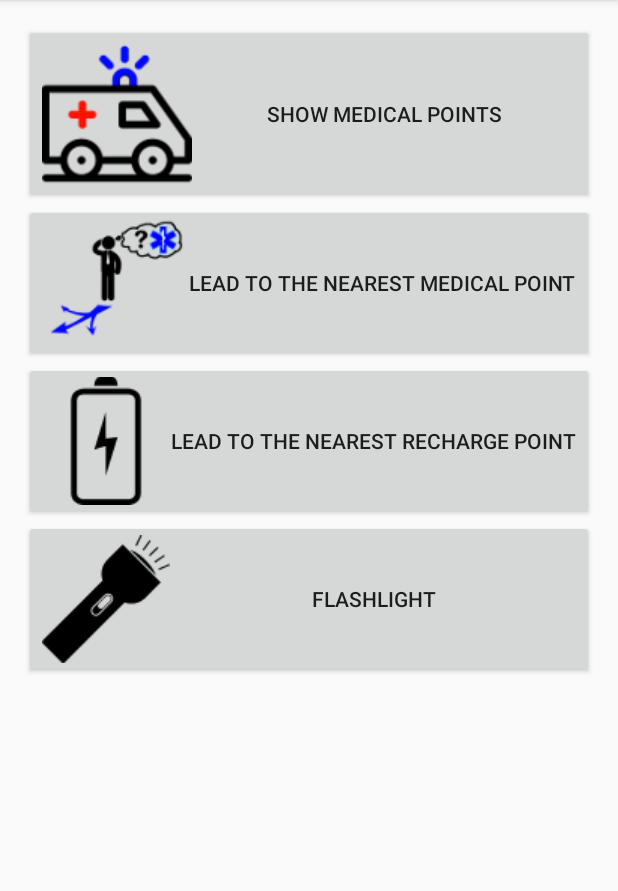
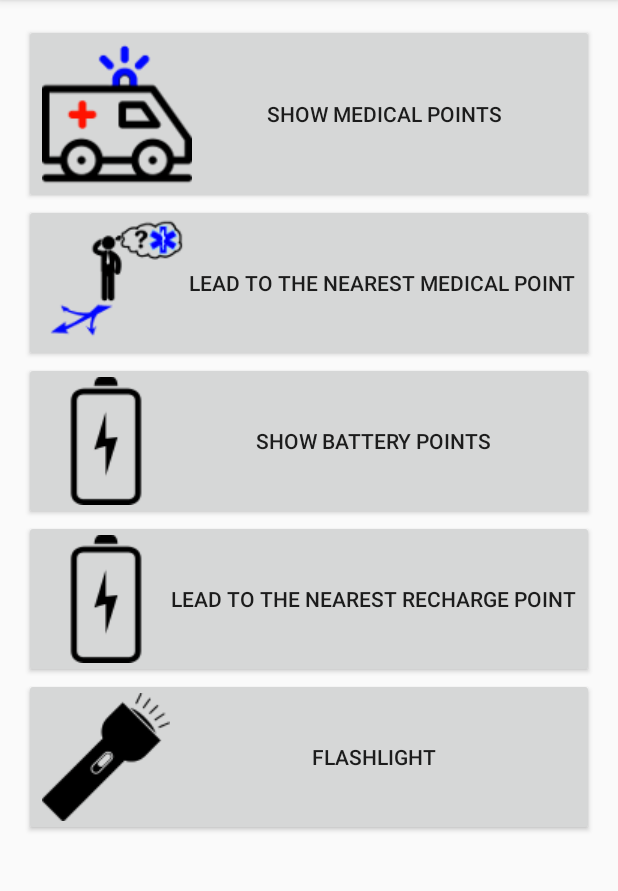
Before and after one commit to kinim/sdm, an Android app: the screen it shows after launch (MainActivity), on a phone screen of 412 x 824 dp, the part 84-975 px from its top. Run offline under Robolectric (Android 15) with nearby library versions, the phone set to English and light mode, and no system bars.

Commit message:
battery points map

```diff
--- a/sdm/src/main/AndroidManifest.xml
+++ b/sdm/src/main/AndroidManifest.xml
@@ -52,6 +52,10 @@
             android:configChanges="orientation|keyboardHidden|screenSize"
             android:theme="@style/FullscreenTheme" >
         </activity>
+        <activity
+            android:name=".points.battery.BatteryPointMapsActivity"
+            android:label="@string/title_activity_battery_point_maps" >
+        </activity>
     </application>
 
 </manifest>
--- a/sdm/src/main/java/pl/hackatheon/sdm/MainActivity.java
+++ b/sdm/src/main/java/pl/hackatheon/sdm/MainActivity.java
@@ -14,6 +14,7 @@ import android.view.MenuItem;
 import android.view.View;
 import pl.hackatheon.sdm.flashlight.FlashlightFullscreenActivity;
 import pl.hackatheon.sdm.points.BasePoint;
+import pl.hackatheon.sdm.points.battery.BatteryPointMapsActivity;
 import pl.hackatheon.sdm.points.medical.MedicalPointsMapsActivity;
 import pl.hackatheon.sdm.points.util.MarkerUtils;
 
@@ -108,6 +109,11 @@ public class MainActivity extends AppCompatActivity {
         startActivity(intent);
     }
 
+    public void startBatteryMapActivity(View view) {
+        Intent intent = new Intent(this, BatteryPointMapsActivity.class);
+        startActivity(intent);
+    }
+
     public void startLeadToBatteryActivity(View view) {
         final LocationManager locationManager = (LocationManager) getSystemService(Context.LOCATION_SERVICE);
         LocationListener locationListener = getLocationListener(locationManager, false);
--- a/sdm/src/main/res/layout/activity_main.xml
+++ b/sdm/src/main/res/layout/activity_main.xml
@@ -49,6 +49,17 @@
                         android:layout_width="wrap_content"
                         android:layout_height="fill_parent"
                         android:drawableLeft="@drawable/bateryja"
+                        android:text="@string/battery_points"
+                        android:onClick="startBatteryMapActivity"/>
+            </TableRow>
+            <TableRow
+                    android:layout_width="wrap_content"
+                    android:layout_height="fill_parent"
+                    android:layout_weight="1">
+                <Button
+                        android:layout_width="wrap_content"
+                        android:layout_height="fill_parent"
+                        android:drawableLeft="@drawable/bateryja"
                         android:text="@string/lead_to_battery_points"
                         android:onClick="startLeadToBatteryActivity"/>
             </TableRow>
--- a/sdm/src/main/res/values/strings.xml
+++ b/sdm/src/main/res/values/strings.xml
@@ -1,9 +1,11 @@
 <resources>
     <string name="app_name">WYD\'16 Assistant</string>
     <string name="action_settings">Settings</string>
-    <string name="title_activity_maps">Map</string>
+    <string name="title_activity_maps">Medical Map</string>
     <string name="med_points">Show medical points</string>
     <string name="lead_to_med_points">Lead to the nearest medical point</string>
     <string name="lead_to_battery_points">Lead to the nearest recharge point</string>
     <string name="flashlight">Flashlight</string>
+    <string name="title_activity_battery_point_maps">Battery Map</string>
+    <string name="battery_points">Show battery points</string>
 </resources>
```
Also changed, not shown: sdm/src/main/java/pl/hackatheon/sdm/points/battery/BatteryPointMapsActivity.java (added, +90 -0 lines), sdm/src/main/res/layout/activity_battery_point_maps.xml (added, +7 -0 lines).
